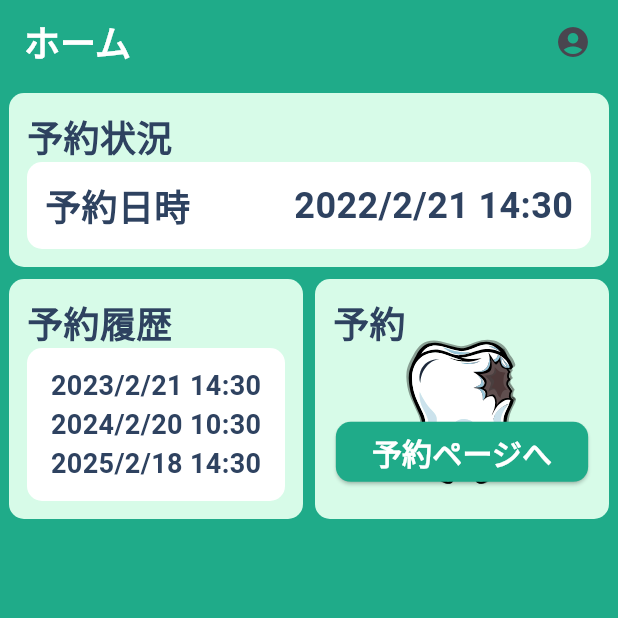
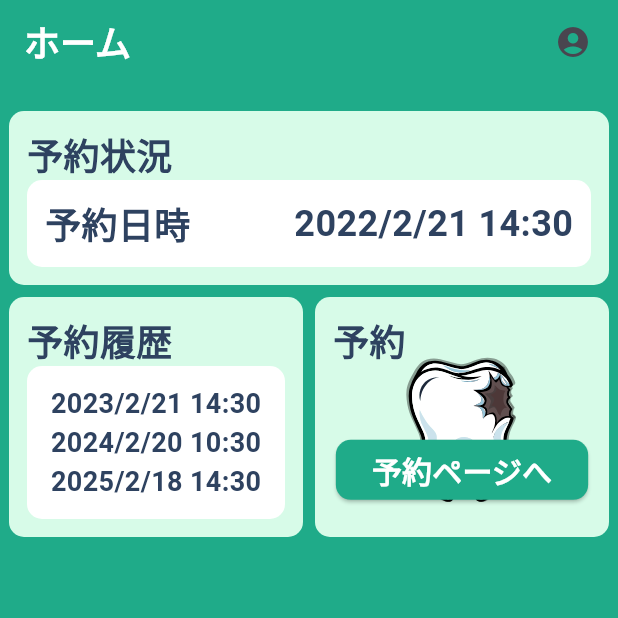
Before and after one commit to shogoisaji/tooth_reservation, a Flutter app: the screen it shows once a user with an empty profile is signed in, on a phone screen of 412 x 824 dp, the top half of it. Run offline on Flutter 3.47's test engine with Material 3 defaults, Android fonts, the light colour scheme and no system bars; our stand-ins replace flutter_hooks, flutter_riverpod, font_awesome_flutter, freezed_annotation, go_router, hooks_riverpod and 4 more; accounts and stored records are empty; generated files the repository leaves out were written again; Roboto replaces fonts that are missing (M PLUS Rounded 1c).

Commit message:
⚡️ Update layout in home_page.dart

```diff
--- a/lib/pages/home_page.dart
+++ b/lib/pages/home_page.dart
@@ -34,15 +34,20 @@ class HomePage extends HookConsumerWidget {
           child: Column(
             mainAxisAlignment: MainAxisAlignment.start,
             children: [
+              SizedBox(
+                height: w > Config.breakPoint ? 24.0 : 12.0,
+              ),
               _reservationStatusCard(nextReservation, w),
-              const SizedBox(
-                height: 8,
+              SizedBox(
+                height: w > Config.breakPoint ? 14.0 : 8,
               ),
               Row(children: [
                 Expanded(
                     child: _reservationHistoryCard(reservationHistory, w,
                         reservationHistoryCardKey: reservationHistoryCardKey)),
-                const SizedBox(width: 8),
+                SizedBox(
+                  width: w > Config.breakPoint ? 14.0 : 8,
+                ),
                 Expanded(child: _goToReservationPageButton(context, w, reservationHistoryCardHeight.value)),
               ]),
             ],
```
